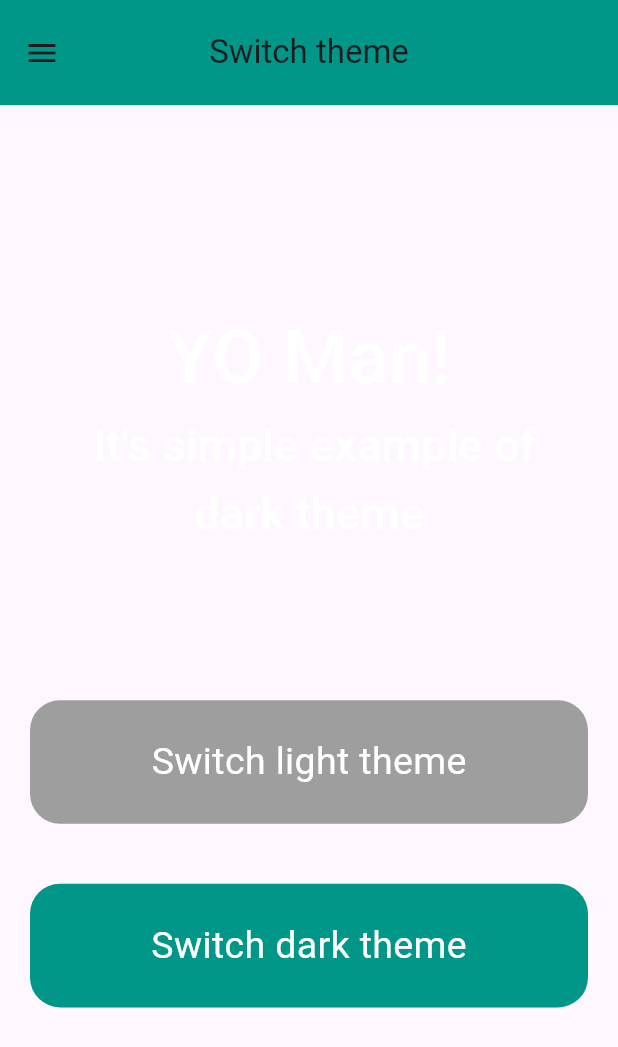
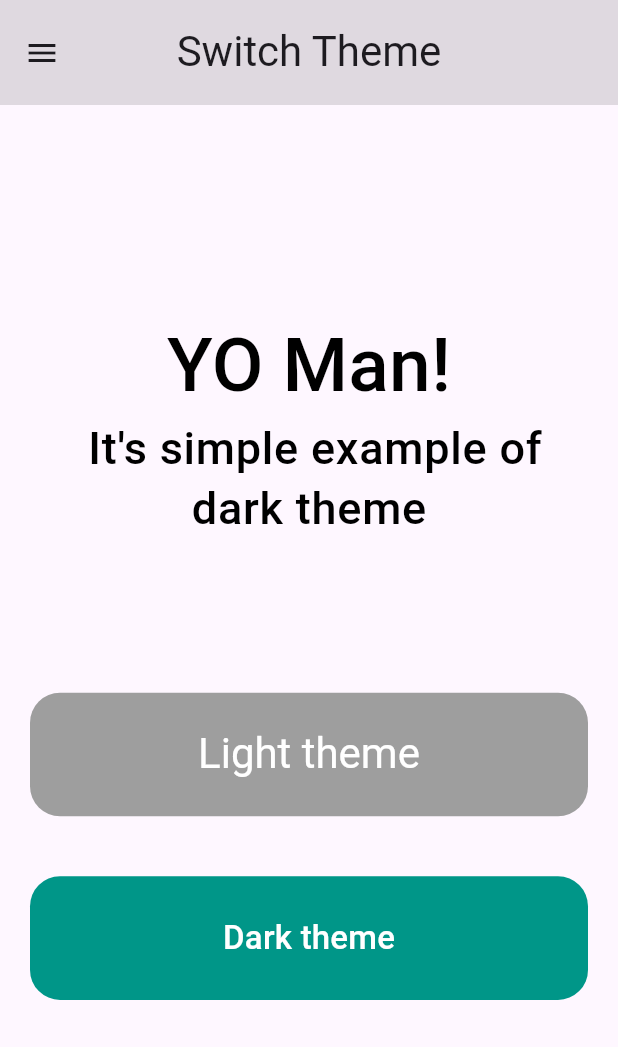
Before and after one commit to MauryaAayush/advflutterch_1, a Flutter app: the screen it shows after launch, on a phone screen of 412 x 824 dp. Shown: the top 1047 px of the screen. Run offline on Flutter 3.47's test engine with Material 3 defaults, Android fonts, the phone set to English and light mode, and no system bars.

Commit message:
Radhey Radhey

```diff
--- a/lib/screens/first_page/Views/Switch_theme_Screen/Switch_theme_screen.dart
+++ b/lib/screens/first_page/Views/Switch_theme_Screen/Switch_theme_screen.dart
@@ -18,12 +18,21 @@ class Switch_Theme extends StatelessWidget {
           textTheme: TextTheme(
             labelLarge: TextStyle(
               fontSize: 50,
+              color: Colors.black
             ),
-           titleMedium: TextStyle(
-             fontSize: 30
-           )
+           labelMedium: TextStyle(
+             fontSize: 30,
+             color: Colors.black
+           ),
+              titleLarge: TextStyle(
+                  fontSize: 28
+              ),
+            titleMedium: TextStyle(
+              fontSize: 22
+            )
           )
         ),
+
         darkTheme: ThemeData.dark().copyWith(
           primaryColor: Colors.teal,
           secondaryHeaderColor: Colors.grey,
@@ -31,9 +40,15 @@ class Switch_Theme extends StatelessWidget {
                 labelLarge: TextStyle(
                   fontSize: 50,
                 ),
-                titleMedium: TextStyle(
+                labelMedium: TextStyle(
                     fontSize: 30
-                )
+                ),
+                titleLarge: TextStyle(
+                    fontSize: 22
+                ),
+              titleMedium: TextStyle(
+                fontSize: 28,
+              )
             )
         ),
         color: Theme.of(context).primaryColor,
--- a/lib/screens/first_page/Views/Switch_theme_Screen/part_2.dart
+++ b/lib/screens/first_page/Views/Switch_theme_Screen/part_2.dart
@@ -17,9 +17,9 @@ class _switch_theme_2State extends State<switch_theme_2> {
 
     return Scaffold(
       appBar: AppBar(
-        backgroundColor: isdark ? Theme.of(context).secondaryHeaderColor : Theme.of(context).primaryColor,
+        backgroundColor: isdark ? Colors.black12 : Colors.blue,
         centerTitle: true,
-        title: Text("Switch theme"),
+        title: Text("Switch Theme"),
         leading: Icon(Icons.menu),
         toolbarHeight: 70,
       ),
@@ -28,12 +28,8 @@ class _switch_theme_2State extends State<switch_theme_2> {
         children: [
 
           Text('YO Man!',style: Theme.of(context).textTheme.labelLarge,),
-          Text(" It's simple example of",style: Theme.of(context).textTheme.titleMedium,),
-          Text('dark theme',style: Theme.of(context).textTheme.titleMedium,),
-
-          // Text('YO Man!',style: TextStyle(fontSize: 50,fontWeight: FontWeight.w700)),
-          // Text(" It's simple example of",style: TextStyle(fontSize: 30)),
-          // Text('dark theme',style: TextStyle(fontSize: 30)),
+          Text(" It's simple example of",style: Theme.of(context).textTheme.labelMedium,),
+          Text('dark theme',style: Theme.of(context).textTheme.labelMedium,),
 
           SizedBox(height: height*0.1,),
 
@@ -54,8 +50,8 @@ class _switch_theme_2State extends State<switch_theme_2> {
                   borderRadius: BorderRadius.circular(20)),
               alignment: Alignment.center,
               child:  Text(
-                'Switch light theme',
-                style: TextStyle(fontSize: 25),
+                'Light theme',
+                style: Theme.of(context).textTheme.titleLarge
               ),
             ),
           // ),
@@ -76,8 +72,8 @@ class _switch_theme_2State extends State<switch_theme_2> {
                   borderRadius: BorderRadius.circular(20)),
               alignment: Alignment.center,
               child: Text(
-                'Switch dark theme',
-                style: TextStyle(fontSize: 25),
+                'Dark theme',
+                style: Theme.of(context).textTheme.titleMedium
               ),
             ),
           // ),
```
